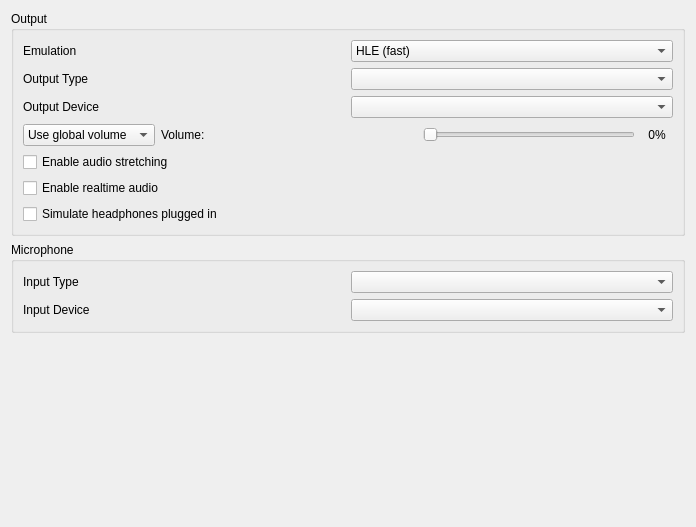
Qt form src/citra_qt/configuration/configure_audio.ui (azahar-emu/azahar) before a commit.
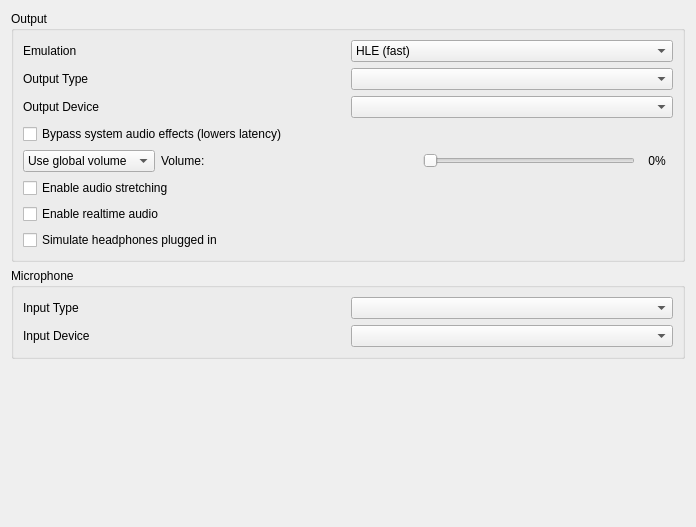
The same form after that commit.

Commit message:
Improve several latency sources (input lag) (#2700)
* dsp: Drop the backlog of the FIFO if it grows too much

* audio: Add disable audio effects option and time stretching off by default

* sdl: Make controller event pumping faster

* qt: Render OpenGL on a different thread

* renderer: limit frames ahead of the GPU

* Fix license

Patch:
```diff
--- a/src/citra_qt/configuration/configure_audio.ui
+++ b/src/citra_qt/configuration/configure_audio.ui
@@ -83,6 +83,16 @@
         <item row="1" column="1">
          <widget class="QComboBox" name="output_device_combo_box"/>
         </item>
+        <item row="2" column="0" colspan="2">
+         <widget class="QCheckBox" name="bypass_audio_effects">
+          <property name="toolTip">
+           <string>&lt;html&gt;&lt;head/&gt;&lt;body&gt;&lt;p&gt;Asks Windows to skip the audio effects of the output device (equalizers, virtual surround, sound enhancements) as they can add tens of milliseconds of audio latency. Only available with the Cubeb output.&lt;/p&gt;&lt;/body&gt;&lt;/html&gt;</string>
+          </property>
+          <property name="text">
+           <string>Bypass system audio effects (lowers latency)</string>
+          </property>
+         </widget>
+        </item>
        </layout>
       </item>
       <item>
```
Left out of the diff: 1 changed line with no effect on the pictures. The commit also changes 16 other files.
